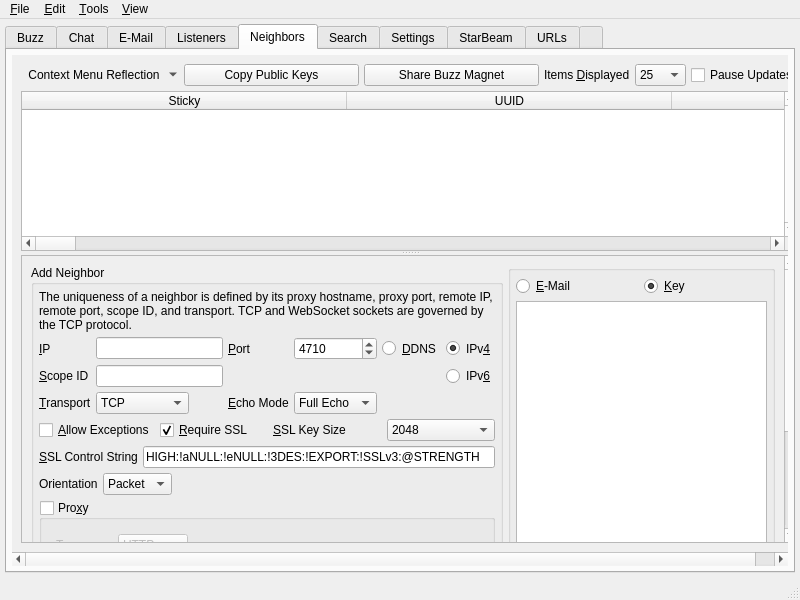
Old version of the form branches/trunk/UI/spot-on-controlcenter.ui in the repository textbrowser/spot-on.
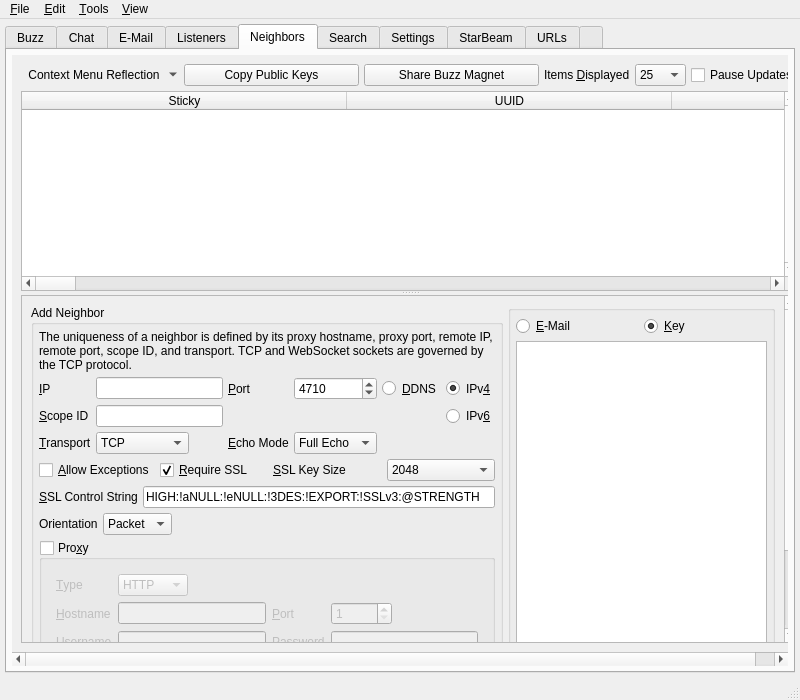
New version of the form. The open tabs and pages were chosen to show the change. Icons and pictures are not drawn. Custom widgets are drawn as their Qt base class.

Diff of the .ui file:
```diff
--- a/branches/trunk/UI/spot-on-controlcenter.ui
+++ b/branches/trunk/UI/spot-on-controlcenter.ui
@@ -7,7 +7,7 @@
     <x>0</x>
     <y>0</y>
     <width>800</width>
-    <height>600</height>
+    <height>700</height>
    </rect>
   </property>
   <property name="windowIcon">
@@ -3481,8 +3481,8 @@
             <rect>
              <x>0</x>
              <y>0</y>
-             <width>772</width>
-             <height>488</height>
+             <width>730</width>
+             <height>230</height>
             </rect>
            </property>
            <layout class="QVBoxLayout" name="verticalLayout_14">
@@ -3886,8 +3886,8 @@
                  <rect>
                   <x>0</x>
                   <y>0</y>
-                  <width>750</width>
-                  <height>629</height>
+                  <width>730</width>
+                  <height>603</height>
                  </rect>
                 </property>
                 <layout class="QVBoxLayout" name="verticalLayout_12">
```
Left out of the diff: 42 changed lines with no effect on the pictures.
